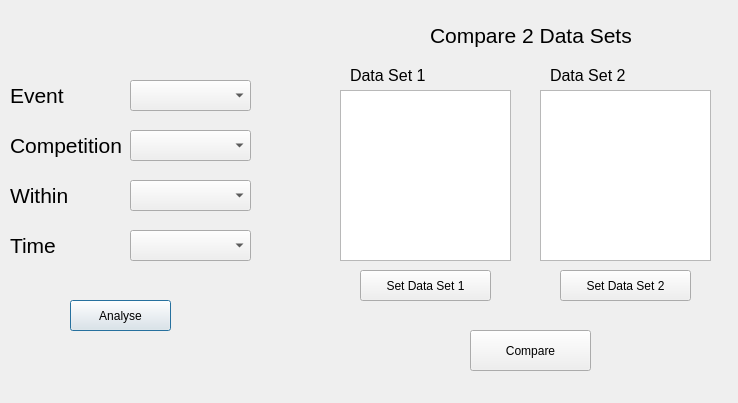
minno22/RugbyAnalyser, file keyeventoptions.ui: the form before one commit.
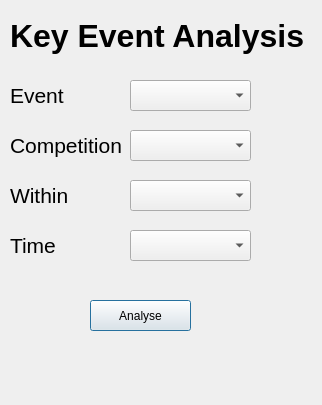
The form after the commit.

Commit message: Implemented cumulative distance method for story comparison. Removed game story comparison as option in key event options, now a main menu option. Added update database funtion to main menu. Small UI changes.

Diff of the .ui file:
```diff
--- a/keyeventoptions.ui
+++ b/keyeventoptions.ui
@@ -6,8 +6,8 @@
    <rect>
     <x>0</x>
     <y>0</y>
-    <width>738</width>
-    <height>403</height>
+    <width>322</width>
+    <height>405</height>
    </rect>
   </property>
   <property name="windowTitle">
@@ -16,7 +16,7 @@
   <widget class="QPushButton" name="btnAnalyse">
    <property name="geometry">
     <rect>
-     <x>70</x>
+     <x>90</x>
      <y>300</y>
      <width>101</width>
      <height>31</height>
@@ -161,114 +161,21 @@
   <widget class="QLabel" name="lblCompare">
    <property name="geometry">
     <rect>
-     <x>430</x>
+     <x>10</x>
      <y>10</y>
-     <width>221</width>
+     <width>301</width>
      <height>51</height>
     </rect>
    </property>
    <property name="font">
     <font>
-     <pointsize>16</pointsize>
+     <pointsize>24</pointsize>
+     <weight>75</weight>
+     <bold>true</bold>
     </font>
    </property>
    <property name="text">
-    <string>Compare 2 Data Sets</string>
-   </property>
-  </widget>
-  <widget class="QTextBrowser" name="tbData1">
-   <property name="geometry">
-    <rect>
-     <x>340</x>
-     <y>90</y>
-     <width>171</width>
-     <height>171</height>
-    </rect>
-   </property>
-  </widget>
-  <widget class="QTextBrowser" name="tbData2">
-   <property name="geometry">
-    <rect>
-     <x>540</x>
-     <y>90</y>
-     <width>171</width>
-     <height>171</height>
-    </rect>
-   </property>
-  </widget>
-  <widget class="QLabel" name="lblData1">
-   <property name="geometry">
-    <rect>
-     <x>350</x>
-     <y>60</y>
-     <width>121</width>
-     <height>31</height>
-    </rect>
-   </property>
-   <property name="font">
-    <font>
-     <pointsize>12</pointsize>
-    </font>
-   </property>
-   <property name="text">
-    <string>Data Set 1</string>
-   </property>
-  </widget>
-  <widget class="QLabel" name="lblData2">
-   <property name="geometry">
-    <rect>
-     <x>550</x>
-     <y>60</y>
-     <width>121</width>
-     <height>31</height>
-    </rect>
-   </property>
-   <property name="font">
-    <font>
-     <pointsize>12</pointsize>
-    </font>
-   </property>
-   <property name="text">
-    <string>Data Set 2</string>
-   </property>
-  </widget>
-  <widget class="QPushButton" name="btnData1">
-   <property name="geometry">
-    <rect>
-     <x>360</x>
-     <y>270</y>
-     <width>131</width>
-     <height>31</height>
-    </rect>
-   </property>
-   <property name="text">
-    <string>Set Data Set 1</string>
-   </property>
-  </widget>
-  <widget class="QPushButton" name="btnData2">
-   <property name="geometry">
-    <rect>
-     <x>560</x>
-     <y>270</y>
-     <width>131</width>
-     <height>31</height>
-    </rect>
-   </property>
-   <property name="text">
-    <string>Set Data Set 2</string>
-   </property>
-  </widget>
-  <widget class="QPushButton" name="btnCompare">
-   <property name="geometry">
-    <rect>
-     <x>470</x>
-     <y>330</y>
-     <width>121</width>
-     <height>41</height>
-    </rect>
-   </property>
-   <property name="text">
-    <string>Compare</string>
+    <string>Key Event Analysis</string>
    </property>
   </widget>
  </widget>
```
Left out of the diff: 2 changed lines with no effect on the pictures. The commit also changes 10 other files.
